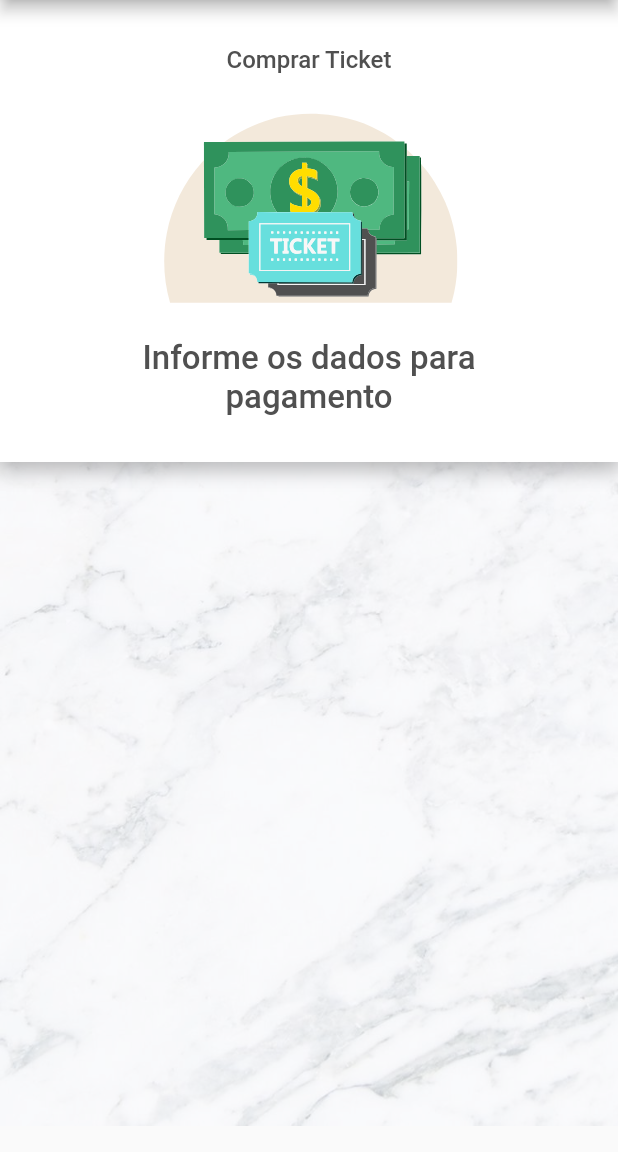
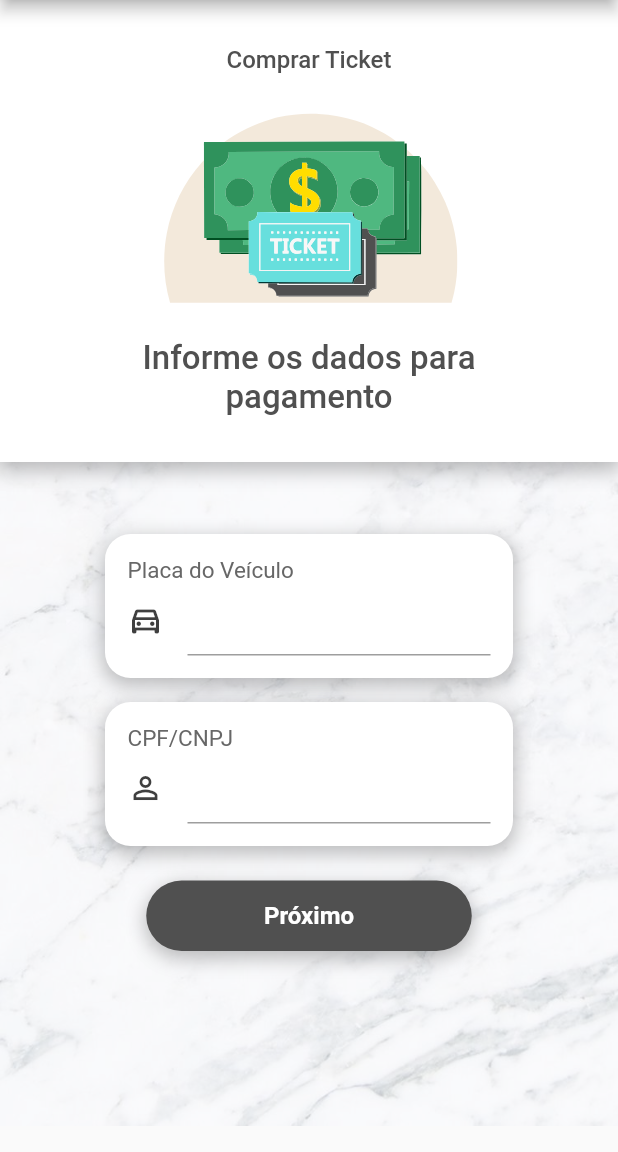
Before and after one commit to bouscs/davidzonecidadao, a Flutter app: the screen it shows after launch, after a tap on "Comprar Ticket", on a phone screen of 412 x 824 dp, the part 84-1236 px from its top. Run offline on Flutter 3.47's test engine with Material 2 defaults, Android fonts, the phone set to English and light mode, and no system bars; our stand-ins replace firebase_core, flutter_svg; accounts and stored records are empty; generated files the repository leaves out were written again.

Commit message:
new screens

```diff
--- a/lib/main.dart
+++ b/lib/main.dart
@@ -41,12 +41,16 @@ class MyHomePage extends StatelessWidget {
       body: Stack(
         children: [
           MarbleBackground(),
+          Column(
+            children: [
               upperContainer(
                 uppertext: 'Status do Veiculo',
                 image: SvgPicture.asset('assets/car_art.svg'),
                 bottomtext: 'Você não está estacionado',
               ),
               bottomContainer(),
+            ],
+          ),
         ],
       )
       );
@@ -95,7 +99,7 @@ class CustomAppBar extends StatelessWidget {
 
 class CustomButton extends StatelessWidget {
   final String text;
-  final StatelessWidget screen;
+  final Widget screen;
 
   CustomButton({
     Key? key, required this.text, required this.screen,
@@ -147,15 +151,18 @@ class bottomContainer extends StatelessWidget {
   Widget build(BuildContext context) {
     return Container(
       alignment: Alignment.center,
+      child: Padding(
+        padding: const EdgeInsets.fromLTRB(0, 40, 0, 0),
         child: Column(
           children: [
-          SizedBox(
-            height: MediaQuery.of(context).size.height/2.5,
-          ),
+            //SizedBox(
+              //height: MediaQuery.of(context).size.height/2.5,
+            //),
             CustomButton(text: 'Comprar Ticket', screen: ComprarTicket()),
             CustomButton(text: 'Regularizar Veículo', screen: RegularizarVeiculo(),),
             CustomButton(text: 'Mapa Municipal', screen: MapaMunicipal(),),
           ],
+        ),
       ),
     );
   }
--- a/lib/screens/ComprarTicket.dart
+++ b/lib/screens/ComprarTicket.dart
@@ -1,6 +1,7 @@
 import 'package:flutter/material.dart';
 import 'package:flutter_svg/flutter_svg.dart';
 import 'package:davidzonecidadao/main.dart';
+import 'package:davidzonecidadao/screens/SelecionarTempo.dart';
 
 class ComprarTicket extends StatelessWidget {
   @override
@@ -13,14 +14,98 @@ class ComprarTicket extends StatelessWidget {
       body: Stack(
         children: [
         MarbleBackground(),
-        upperContainer(
-          uppertext: 'Comprar Ticket',
-          image: SvgPicture.asset('assets/ticket_art.svg'),
-          bottomtext: 'Informe os dados para\npagamento',
+        SingleChildScrollView(
+          reverse: true,
+          child: Column(
+            children: [
+              upperContainer(
+                uppertext: 'Comprar Ticket',
+                image: SvgPicture.asset('assets/ticket_art.svg'),
+                bottomtext: 'Informe os dados para\npagamento',
+                ),
+              bottomContainerComprarTicket(),
+            ],
           ),
-        //bottomContainer(),
+        ),
     ],
     )
     );
   }
 }
+
+class bottomContainerComprarTicket extends StatelessWidget {
+  @override
+  Widget build(BuildContext context) {
+    return Container(
+      width: MediaQuery.of(context).size.width,
+      alignment: Alignment.center,
+      child: Padding(
+        padding: const EdgeInsets.fromLTRB(0, 40, 0, 0),
+        child: Column(
+          children: [
+            CustomTextfield(text: "Placa do Veículo", icon: Icon(
+              Icons.directions_car_outlined,
+              color: Color(0xFF3F3F3F),)
+            ),
+            CustomTextfield(text: "CPF/CNPJ", icon: Icon(
+              Icons.person_outline,
+              color: Color(0xFF3F3F3F),)
+            ),
+            CustomButton(text: "Próximo", screen: SelecionarTempo()),
+          ],
+        ),
+      ),
+    );
+  }
+}
+
+class CustomTextfield extends StatelessWidget {
+  final String text;
+  final Icon icon;
+
+  CustomTextfield({
+    Key? key, required this.text, required this.icon,
+  }) : super(key: key);
+
+  @override
+  Widget build(BuildContext context) {
+    return Padding(
+      padding: const EdgeInsets.all(8.0),
+      child: Container(
+        width: 272,
+        decoration: BoxDecoration(
+            color: Colors.white,
+            borderRadius: BorderRadius.circular(17),
+            boxShadow: [
+              BoxShadow(
+                color: Colors.black.withOpacity(0.25),
+                blurRadius: 10,
+                spreadRadius: 1,
+                offset: const Offset(0,4),
+              )]
+        ),
+        child: Padding(
+          padding: const EdgeInsets.all(15),
+          child: Column(
+            crossAxisAlignment: CrossAxisAlignment.start,
+            children: [
+              Text(
+                text,
+                style: TextStyle(
+                  fontSize: 15,
+                  fontFamily: "RobotoRegular",
+                  color: Color(0xFF676767),
+                ),
+              ),
+              TextField(
+                textAlign: TextAlign.start,
+                decoration: InputDecoration(
+                  icon: icon,
+                ),
+              ),],
+          ),
+        ),
+      ),
+    );
+  }
+}
```
Also changed, not shown: lib/screens/SelecionarMetodoPagamento.dart (added, +122 -0 lines), lib/screens/SelecionarTempo.dart (added, +146 -0 lines). Lines whose indentation alone changed are shown as unchanged.
